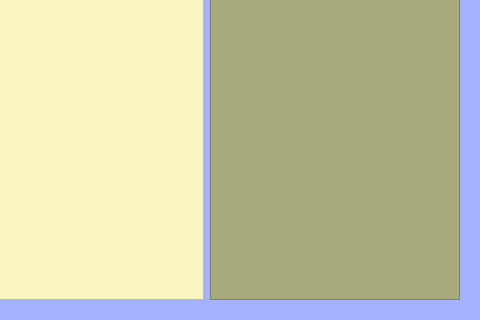
First picture: the form in Zona_Pacientes/frmClientes.ui, repository arcnexus/RedFoX, before the edit; both pictures show x 544 to 1024 and y 243 to 563 of the 1024 by 563 pixel window.
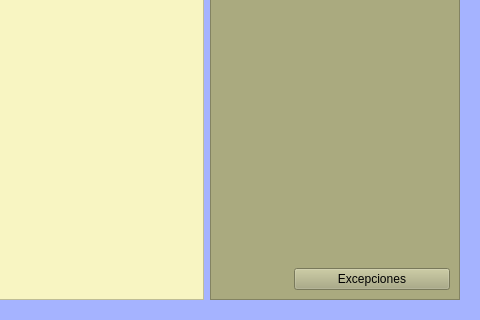
Second picture: the form after the edit. Icons and pictures are not drawn. Custom widgets are drawn as their Qt base class.

Commit message: excepciones y kits

Patch:
```diff
--- a/Zona_Pacientes/frmClientes.ui
+++ b/Zona_Pacientes/frmClientes.ui
@@ -4412,6 +4412,17 @@
             </property>
            </widget>
           </item>
+          <item row="8" column="2">
+           <widget class="QPushButton" name="btnExcepciones">
+            <property name="text">
+             <string>Excepciones</string>
+            </property>
+            <property name="icon">
+             <iconset resource="../maya.qrc">
+              <normaloff>:/Icons/PNG/excepciones.png</normaloff>:/Icons/PNG/excepciones.png</iconset>
+            </property>
+           </widget>
+          </item>
          </layout>
         </widget>
        </item>
```
The commit also changes 16 other files.
